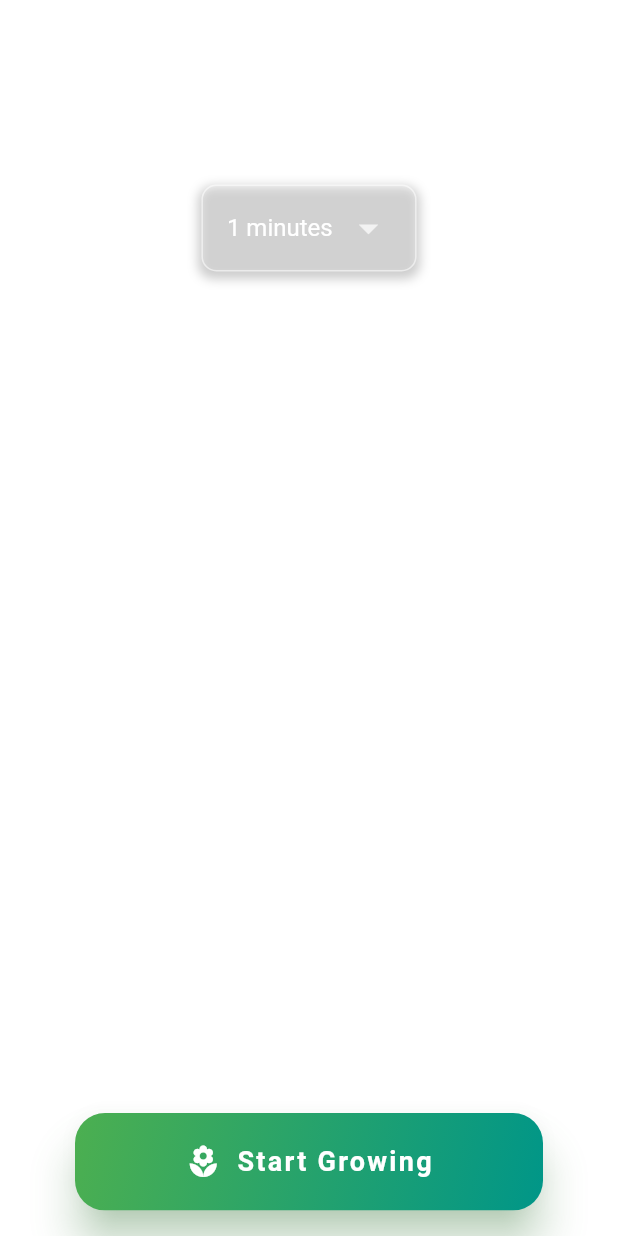
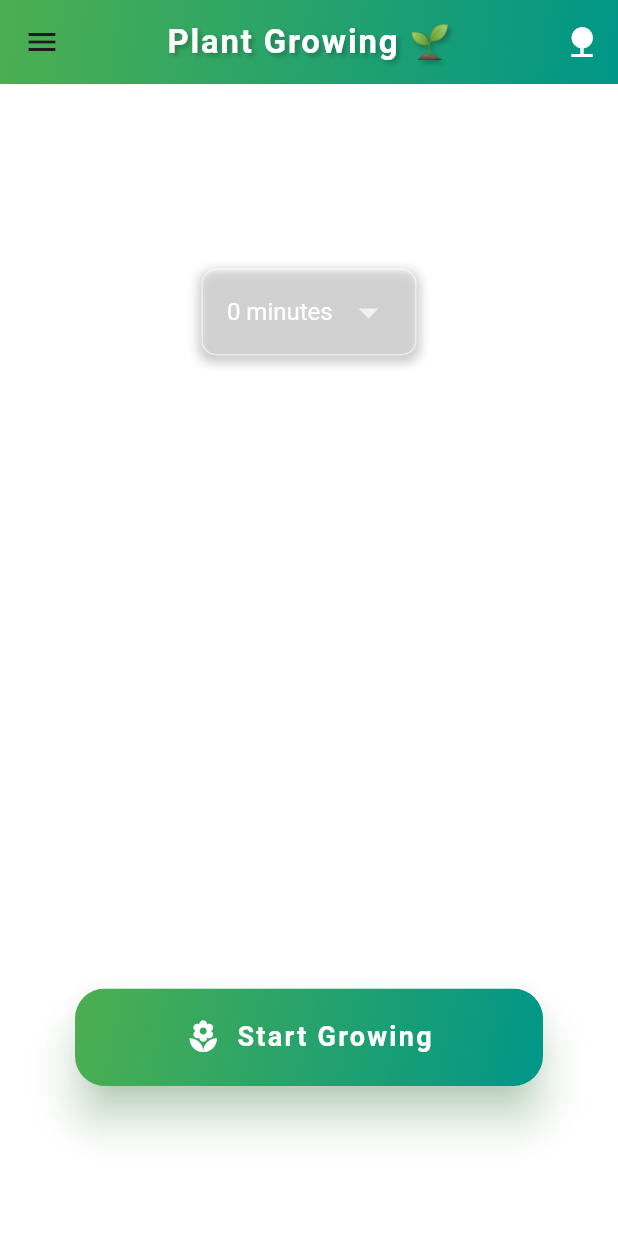
Before and after one commit to Ferdaus0001/Rive-Animatosn-, a Flutter app: the screen it shows after launch, on a phone screen of 412 x 824 dp. Run offline on Flutter 3.47's test engine with Material 3 defaults, Android fonts, the phone set to English and light mode, and no system bars; our stand-ins replace audioplayers, confetti, get, percent_indicator, rive.

Commit message:
fix code

```diff
--- a/lib/rive/presentatosn/rive_home_screen.dart
+++ b/lib/rive/presentatosn/rive_home_screen.dart
@@ -2,14 +2,14 @@ import 'package:flutter/material.dart';
 import 'package:flutter/services.dart';
 import 'package:rive/rive.dart';
 
-class RiveHomeScreen extends StatefulWidget {
-  const RiveHomeScreen({super.key});
+class RiveFireScreen extends StatefulWidget {
+  const RiveFireScreen({super.key});
 
   @override
-  State<RiveHomeScreen> createState() => _RiveHomeScreenState();
+  State<RiveFireScreen> createState() => _RiveFireScreenState();
 }
 
-class _RiveHomeScreenState extends State<RiveHomeScreen> {
+class _RiveFireScreenState extends State<RiveFireScreen> {
   StateMachineController? _stateMachineController;
   Artboard? _riveArtboard;
   SMIInput<bool>? _onInput; // Renamed from _fireInput to match the correct input
--- a/lib/rive/presentatosn/tree_screen.dart
+++ b/lib/rive/presentatosn/tree_screen.dart
@@ -1,188 +1,3 @@
-// import 'dart:async';
-// import 'package:flutter/material.dart';
-// import 'package:flutter/services.dart';
-// import 'package:rive/rive.dart';
-// import '../../times.dart'; // Assuming this contains intToTimeLeft
-//
-// class PlantScreen extends StatefulWidget {
-//   const PlantScreen({super.key});
-//
-//   @override
-//   _PlantScreenState createState() => _PlantScreenState();
-// }
-//
-// class _PlantScreenState extends State<PlantScreen> {
-//   Artboard? _riveArtboard;
-//   StateMachineController? _controller;
-//   SMIInput<double>? _progress;
-//   String plantButtonText = "Start Growing";
-//
-//   int _treeProgress = 0;
-//   final int _treeMaxProgress = 100;
-//   Timer? _timer;
-//
-//   @override
-//   void initState() {
-//     super.initState();
-//     _loadRiveFile();
-//   }
-//
-//   Future<void> _loadRiveFile() async {
-//     try {
-//       final data = await rootBundle.load('assets/rive/pomodoro_tree.riv');
-//       final file = RiveFile.import(data);
-//       final artboard = file.mainArtboard;
-//
-//       _controller =
-//           StateMachineController.fromArtboard(artboard, 'State Machine 1');
-//       if (_controller != null) {
-//         artboard.addController(_controller!);
-//
-//         for (var input in _controller!.inputs) {
-//           print("Found input: ${input.name} (${input.runtimeType})");
-//         }
-//
-//         _progress = _controller!.findInput<double>('input'); // Correct name
-//         if (_progress != null) {
-//           _progress!.value = _treeProgress.toDouble();
-//           print('Initial Progress value: ${_progress!.value}');
-//         }
-//       }
-//
-//       setState(() => _riveArtboard = artboard);
-//     } catch (e) {
-//       print('❌ Error loading Tree Rive file: $e');
-//     }
-//   }
-//
-//   void _startOrResetGrowing() {
-//     // যদি গাছ already fully grown → reset
-//     if (_treeProgress >= _treeMaxProgress) {
-//       _timer?.cancel();
-//       setState(() {
-//         _treeProgress = 0;
-//         _progress?.value = 0.0;
-//         plantButtonText = "Start Growing";
-//       });
-//       return;
-//     }
-//
-//     // Start growing
-//     plantButtonText = "Growing...";
-//     _timer?.cancel();
-//
-//     const totalDuration = 30; // seconds
-//     const interval = 0.3; // seconds
-//     final increments = _treeMaxProgress / (totalDuration / interval);
-//
-//     _timer = Timer.periodic(const Duration(milliseconds: 300), (timer) {
-//       setState(() {
-//         _treeProgress += increments.toInt();
-//         if (_treeProgress >= _treeMaxProgress) {
-//           _treeProgress = _treeMaxProgress;
-//           _progress?.value = _treeProgress.toDouble();
-//           plantButtonText = "Plant Fully Grown";
-//           timer.cancel();
-//         } else {
-//           _progress?.value = _treeProgress.toDouble();
-//         }
-//       });
-//     });
-//   }
-//
-//   @override
-//   void dispose() {
-//     _timer?.cancel();
-//     _controller?.dispose();
-//     super.dispose();
-//   }
-//
-//   @override
-//   Widget build(BuildContext context) {
-//     double treeWidth = MediaQuery.of(context).size.width - 40;
-//     return Scaffold(
-//       backgroundColor: Colors.transparent,
-//       body: Column(
-//         children: [
-//           const Padding(
-//             padding: EdgeInsets.only(top: 60),
-//             child: Text(
-//               "Stay Focused",
-//               style: TextStyle(
-//                 color: Colors.white,
-//                 fontSize: 30,
-//                 fontWeight: FontWeight.bold,
-//               ),
-//             ),
-//           ),
-//           Expanded(
-//             child: Center(
-//               child: _riveArtboard == null
-//                   ? const SizedBox()
-//                   : Container(
-//                 width: treeWidth,
-//                 height: treeWidth,
-//                 decoration: BoxDecoration(
-//                   borderRadius: BorderRadius.circular(treeWidth / 2),
-//                   border: Border.all(color: Colors.white12, width: 10),
-//                 ),
-//                 child: Rive(
-//                   alignment: Alignment.center,
-//                   artboard: _riveArtboard!,
-//                 ),
-//               ),
-//             ),
-//           ),
-//           Padding(
-//             padding: const EdgeInsets.only(bottom: 10),
-//             child: Text(
-//               intToTimeLeft(_treeMaxProgress - _treeProgress),
-//               style: const TextStyle(
-//                 color: Colors.white,
-//                 fontSize: 30,
-//                 fontWeight: FontWeight.bold,
-//               ),
-//             ),
-//           ),
-//           const Padding(
-//             padding: EdgeInsets.only(bottom: 30),
-//             child: Text(
-//               "Time left to grow the plant",
-//               style: TextStyle(
-//                 color: Colors.white60,
-//                 fontSize: 10,
-//                 fontWeight: FontWeight.normal,
-//               ),
-//             ),
-//           ),
-//           Padding(
-//             padding: const EdgeInsets.only(bottom: 100),
-//             child: ElevatedButton(
-//               style: ElevatedButton.styleFrom(
-//                 minimumSize: const Size(180, 40),
-//                 backgroundColor: Colors.green,
-//                 shape: RoundedRectangleBorder(
-//                   borderRadius: BorderRadius.circular(5.0),
-//                 ),
-//                 elevation: 8,
-//               ),
-//               onPressed: _startOrResetGrowing,
-//               child: Text(
-//                 plantButtonText,
-//                 style: const TextStyle(color: Colors.white),
-//               ),
-//             ),
-//           ),
-//         ],
-//       ),
-//     );
-//   }
-// }
-
-
-
-
-
 
 import 'dart:async';
 import 'package:flutter/material.dart';
@@ -190,7 +5,8 @@ import 'package:flutter/services.dart';
 import 'package:percent_indicator/circular_percent_indicator.dart';
 import 'package:rive/rive.dart' hide LinearGradient;
 import 'package:confetti/confetti.dart';
-import 'package:audioplayers/audioplayers.dart'; // <-- Music Import
+import 'package:audioplayers/audioplayers.dart';
+import 'package:rive_animation/rive/presentatosn/rive_home_screen.dart'; // <-- Music Import
 
 class PlantScreen extends StatefulWidget {
   const PlantScreen({super.key});
@@ -210,7 +26,7 @@ class _PlantScreenState extends State<PlantScreen>
   final int _treeMaxProgress = 100;
   Timer? _timer;
 
-  final List<int> _timerOptions = [60,180, 600, 900, 1200, 1500, 1800, 2400, 2700, 3000];
+  final List<int> _timerOptions = [ 30,60,180, 600, 900, 1200, 1500, 1800, 2400, 2700, 3000];
   late int _selectedTimeInSeconds;
   bool _isTimerRunning = false;
   int _remainingTimeInSeconds = 0;
@@ -242,7 +58,7 @@ class _PlantScreenState extends State<PlantScreen>
         AnimationController(vsync: this, duration: const Duration(seconds: 1));
 
     _slideAnimation = Tween<Offset>(
-      begin: const Offset(0, 1), // নিচ থেকে আসবে
+      begin: const Offset(0, 1),
       end: Offset.zero,
     ).animate(CurvedAnimation(parent: _buttonController, curve: Curves.easeOut));
 
@@ -350,39 +166,156 @@ class _PlantScreenState extends State<PlantScreen>
     _treeProgress >= _treeMaxProgress ? Colors.green : Colors.deepOrange;
 
     return Scaffold(
+       appBar: AppBar(
+        elevation: 6, // shadow
+        centerTitle: true,
+        shape: const RoundedRectangleBorder(
+          borderRadius: BorderRadius.vertical(
+            bottom: Radius.circular(30),
+          ),
+        ),
+        flexibleSpace: Container(
+          decoration: const BoxDecoration(
+            gradient: LinearGradient(
+              colors: [Colors.green, Colors.teal],
+              begin: Alignment.topLeft,
+              end: Alignment.bottomRight,
+            ),
+          ),
+        ),
+        title: const Text(
+          "Plant Growing 🌱",
+          style: TextStyle(
+            fontSize: 22,
+            fontWeight: FontWeight.bold,
+            letterSpacing: 1.2,
+            color: Colors.white,
+            shadows: [
+              Shadow(
+                color: Colors.black26,
+                blurRadius: 4,
+                offset: Offset(2, 2),
+              ),
+            ],
+          ),
+        ),
+        actions: [
+          IconButton(
+            icon: const Icon(Icons.nature),
+            onPressed: () {
+              // কোনো action
+            },
+            color: Colors.white,
+          ),
+        ],
+      ),
+        drawer: Drawer(
+          shape: const RoundedRectangleBorder(
+            borderRadius: BorderRadius.only(
+              topRight: Radius.circular(30),
+              bottomRight: Radius.circular(30),
+            ),
+          ),
+          child: ListView(
+            padding: EdgeInsets.zero,
+            children: [
+              UserAccountsDrawerHeader(
+                decoration: const BoxDecoration(
+                  gradient: LinearGradient(
+                    colors: [Colors.blue, Colors.purple],
+                    begin: Alignment.topLeft,
+                    end: Alignment.bottomRight,
+                  ),
+                ),
+                accountName: const Text(
+                  "Rive Animations",
+                  style: TextStyle(fontSize: 18, fontWeight: FontWeight.bold),
+                ),
+                accountEmail: const Text("choose your animation"),
+                currentAccountPicture: const CircleAvatar(
+                  backgroundColor: Colors.white,
+                  child: Icon(Icons.play_circle_fill, size: 40, color: Colors.blue),
+                ),
+              ),
+
+              // Tree
+              ListTile(
+                leading: Container(
+                  padding: const EdgeInsets.all(6),
+                  decoration: BoxDecoration(
+                    color: Colors.green.withOpacity(0.1),
+                    borderRadius: BorderRadius.circular(12),
+                  ),
+                  child: const Icon(Icons.nature, color: Colors.green),
+                ),
+                title: const Text("Tree Animation"),
+                onTap: () {
+                  Navigator.push(
+                    context,
+                    MaterialPageRoute(builder: (context) => const RiveFireScreen()),
+                  );
+                },
+              ),
+              const Divider(),
+
+              // Fire
+              ListTile(
+                leading: Container(
+                  padding: const EdgeInsets.all(6),
+                  decoration: BoxDecoration(
+                    color: Colors.red.withOpacity(0.1),
+                    borderRadius: BorderRadius.circular(12),
+                  ),
+                  child: const Icon(Icons.local_fire_department, color: Colors.red),
+                ),
+                title: const Text("Fire Animation"),
+                onTap: () {
+                  Navigator.push(
+                    context,
+                    MaterialPageRoute(builder: (context) => const RiveFireScreen()),
+                  );
+                },
+              ),
+              const Divider(),
+
+              // Girls
+              ListTile(
+                leading: Container(
+                  padding: const EdgeInsets.all(6),
+                  decoration: BoxDecoration(
+                    color: Colors.pink.withOpacity(0.1),
+                    borderRadius: BorderRadius.circular(12),
+                  ),
+                  child: const Icon(Icons.girl, color: Colors.pink),
+                ),
+                title: const Text("Girls Animation"),
+                onTap: () {
+                  Navigator.push(
+                    context,
+                    MaterialPageRoute(builder: (context) => const RiveFireScreen()),
+                  );
+                },
+              ),
+            ],
+          ),
+        ),
       backgroundColor: Colors.transparent,
+
         body: Stack(
           children: [
             LayoutBuilder(
               builder: (BuildContext context, BoxConstraints constraints) {
-              double fixedWidgetsHeight = 60 +
-                  20 +
-                  (Theme.of(context).textTheme.titleMedium?.fontSize ?? 16) +
-                  20 +
-                  10 +
-                  (Theme.of(context).textTheme.displayLarge?.fontSize ?? 30) +
-                  30 +
-                  (Theme.of(context).textTheme.bodySmall?.fontSize ?? 10) +
-                  100 +
-                  40;
-
-              double availableHeightForRive =
-                  constraints.maxHeight - fixedWidgetsHeight;
-
-              double riveSectionHeight =
-              availableHeightForRive > treeVisualSize
-                  ? availableHeightForRive
-                  : treeVisualSize;
-
-              if (riveSectionHeight < treeVisualSize) {
-                riveSectionHeight = treeVisualSize;
-              }
+                double treeVisualSize = MediaQuery.of(context).size.width - 40;
+                double displayedPercent = _treeProgress / _treeMaxProgress;
+                Color percentColor =
+                _treeProgress >= _treeMaxProgress ? Colors.green : Colors.deepOrange;
 
                 return SingleChildScrollView(
                   child: ConstrainedBox(
                     constraints: BoxConstraints(
                       minHeight: constraints.maxHeight,
                     ),
+                    child: IntrinsicHeight(
                       child: Column(
                         mainAxisAlignment: MainAxisAlignment.spaceBetween,
                         children: [
@@ -453,8 +386,7 @@ class _PlantScreenState extends State<PlantScreen>
                           ),
 
                           // Rive tree with circular progress
-                      SizedBox(
-                        height: riveSectionHeight - 20,
+                          Expanded(
                             child: Center(
                               child: _riveArtboard == null
                                   ? const SizedBox.shrink()
@@ -573,6 +505,7 @@ class _PlantScreenState extends State<PlantScreen>
                         ],
                       ),
                     ),
+                  ),
                 );
               },
             ),
```
Lines whose indentation alone changed are shown as unchanged.
